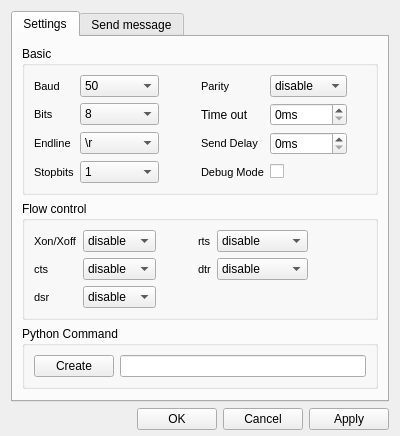
Before: the Qt Designer form libmodbus/dialogLibModBus.ui in itom-project/plugins, drawn with Qt 5.
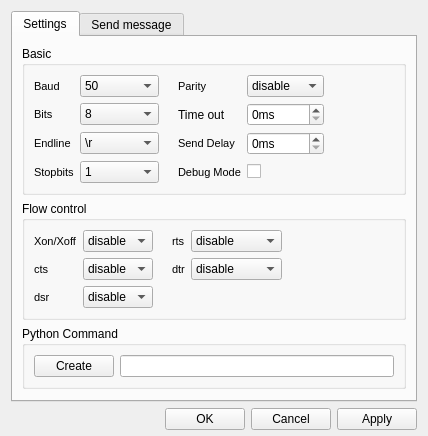
After: the same form once the commit is applied. The open tabs and pages were chosen to show the change.

```diff
--- a/libmodbus/dialogLibModBus.ui
+++ b/libmodbus/dialogLibModBus.ui
@@ -6,22 +6,10 @@
    <rect>
     <x>0</x>
     <y>0</y>
-    <width>400</width>
-    <height>405</height>
+    <width>391</width>
+    <height>401</height>
    </rect>
   </property>
-  <property name="minimumSize">
-   <size>
-    <width>400</width>
-    <height>0</height>
-   </size>
-  </property>
-  <property name="maximumSize">
-   <size>
-    <width>700</width>
-    <height>1024</height>
-   </size>
-  </property>
   <property name="windowTitle">
    <string>Dialog</string>
   </property>
@@ -31,14 +19,8 @@
    </property>
    <item>
     <widget class="QTabWidget" name="tabWidget">
-     <property name="minimumSize">
-      <size>
-       <width>0</width>
-       <height>0</height>
-      </size>
-     </property>
      <property name="currentIndex">
-      <number>0</number>
+      <number>1</number>
      </property>
      <widget class="QWidget" name="tab">
       <attribute name="title">
@@ -71,12 +53,6 @@
           </item>
           <item row="0" column="1">
            <widget class="QComboBox" name="combo_baud">
-            <property name="minimumSize">
-             <size>
-              <width>73</width>
-              <height>0</height>
-             </size>
-            </property>
             <property name="currentIndex">
              <number>0</number>
             </property>
@@ -249,12 +225,6 @@
           </item>
           <item row="0" column="4">
            <widget class="QComboBox" name="combo_parity">
-            <property name="minimumSize">
-             <size>
-              <width>73</width>
-              <height>0</height>
-             </size>
-            </property>
             <property name="currentIndex">
              <number>0</number>
             </property>
@@ -287,12 +257,6 @@
           </item>
           <item row="1" column="1">
            <widget class="QComboBox" name="combo_bits">
-            <property name="minimumSize">
-             <size>
-              <width>73</width>
-              <height>0</height>
-             </size>
-            </property>
             <property name="currentIndex">
              <number>3</number>
             </property>
@@ -320,18 +284,6 @@
           </item>
           <item row="1" column="2">
            <widget class="QLabel" name="label">
-            <property name="minimumSize">
-             <size>
-              <width>30</width>
-              <height>0</height>
-             </size>
-            </property>
-            <property name="maximumSize">
-             <size>
-              <width>30</width>
-              <height>16777215</height>
-             </size>
-            </property>
             <property name="text">
              <string/>
             </property>
@@ -346,12 +298,6 @@
           </item>
           <item row="1" column="4">
            <widget class="QSpinBox" name="spinBox_timeout">
-            <property name="minimumSize">
-             <size>
-              <width>73</width>
-              <height>0</height>
-             </size>
-            </property>
             <property name="suffix">
              <string>ms</string>
             </property>
@@ -390,12 +336,6 @@
           </item>
           <item row="2" column="1">
            <widget class="QComboBox" name="combo_endline">
-            <property name="minimumSize">
-             <size>
-              <width>73</width>
-              <height>0</height>
-             </size>
-            </property>
             <property name="currentIndex">
              <number>0</number>
             </property>
@@ -435,12 +375,6 @@
           </item>
           <item row="2" column="4">
            <widget class="QSpinBox" name="spinBox_sendDelay">
-            <property name="minimumSize">
-             <size>
-              <width>73</width>
-              <height>0</height>
-             </size>
-            </property>
             <property name="suffix">
              <string>ms</string>
             </property>
@@ -466,12 +400,6 @@
           </item>
           <item row="3" column="1">
            <widget class="QComboBox" name="combo_stopbits">
-            <property name="minimumSize">
-             <size>
-              <width>73</width>
-              <height>0</height>
-             </size>
-            </property>
             <property name="currentIndex">
              <number>0</number>
             </property>
@@ -529,12 +457,6 @@
          <layout class="QGridLayout" name="gridLayout_2">
           <item row="0" column="0">
            <widget class="QLabel" name="label_flow_xonxoff">
-            <property name="minimumSize">
-             <size>
-              <width>0</width>
-              <height>0</height>
-             </size>
-            </property>
             <property name="font">
              <font>
               <pointsize>8</pointsize>
@@ -553,12 +475,6 @@
           </item>
           <item row="0" column="1">
            <widget class="QComboBox" name="combo_flow_xonxoff">
-            <property name="minimumSize">
-             <size>
-              <width>73</width>
-              <height>0</height>
-             </size>
-            </property>
             <property name="currentIndex">
              <number>0</number>
             </property>
@@ -576,18 +492,6 @@
           </item>
           <item row="0" column="2">
            <widget class="QLabel" name="label_2">
-            <property name="minimumSize">
-             <size>
-              <width>30</width>
-              <height>0</height>
-             </size>
-            </property>
-            <property name="maximumSize">
-             <size>
-              <width>30</width>
-              <height>16777215</height>
-             </size>
-            </property>
             <property name="text">
              <string/>
             </property>
@@ -625,12 +529,6 @@
           </item>
           <item row="1" column="1">
            <widget class="QComboBox" name="combo_flow_cts">
-            <property name="minimumSize">
-             <size>
-              <width>73</width>
-              <height>0</height>
-             </size>
-            </property>
             <property name="currentIndex">
              <number>0</number>
             </property>
@@ -713,12 +611,6 @@
           </item>
           <item row="2" column="1">
            <widget class="QComboBox" name="combo_flow_dsr">
-            <property name="minimumSize">
-             <size>
-              <width>73</width>
-              <height>0</height>
-             </size>
-            </property>
             <property name="currentIndex">
              <number>0</number>
             </property>
@@ -843,12 +735,6 @@
          <property name="enabled">
           <bool>true</bool>
          </property>
-         <property name="minimumSize">
-          <size>
-           <width>0</width>
-           <height>0</height>
-          </size>
-         </property>
          <property name="lineWrapMode">
           <enum>QTextEdit::NoWrap</enum>
          </property>
@@ -892,12 +778,6 @@
                <verstretch>0</verstretch>
               </sizepolicy>
              </property>
-             <property name="minimumSize">
-              <size>
-               <width>45</width>
-               <height>0</height>
-              </size>
-             </property>
              <property name="text">
               <string>ASCII</string>
              </property>
@@ -914,12 +794,6 @@
                <verstretch>0</verstretch>
               </sizepolicy>
              </property>
-             <property name="minimumSize">
-              <size>
-               <width>53</width>
-               <height>0</height>
-              </size>
-             </property>
              <property name="text">
               <string>Decimal</string>
              </property>
@@ -930,12 +804,6 @@
            </item>
            <item>
             <widget class="QRadioButton" name="RBHex">
-             <property name="minimumSize">
-              <size>
-               <width>80</width>
-               <height>0</height>
-              </size>
-             </property>
              <property name="text">
               <string>Hexadecimal</string>
              </property>
@@ -943,12 +811,6 @@
            </item>
            <item>
             <widget class="QRadioButton" name="RBBin">
-             <property name="minimumSize">
-              <size>
-               <width>48</width>
-               <height>0</height>
-              </size>
-             </property>
              <property name="text">
               <string>Binary</string>
              </property>
```
